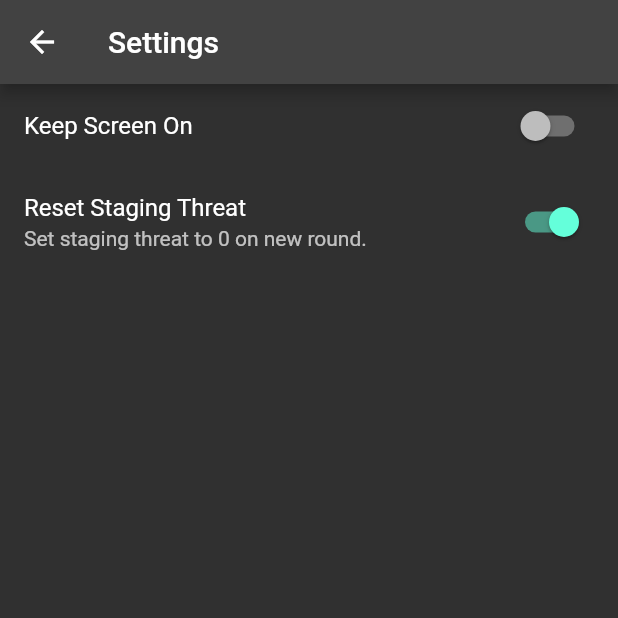
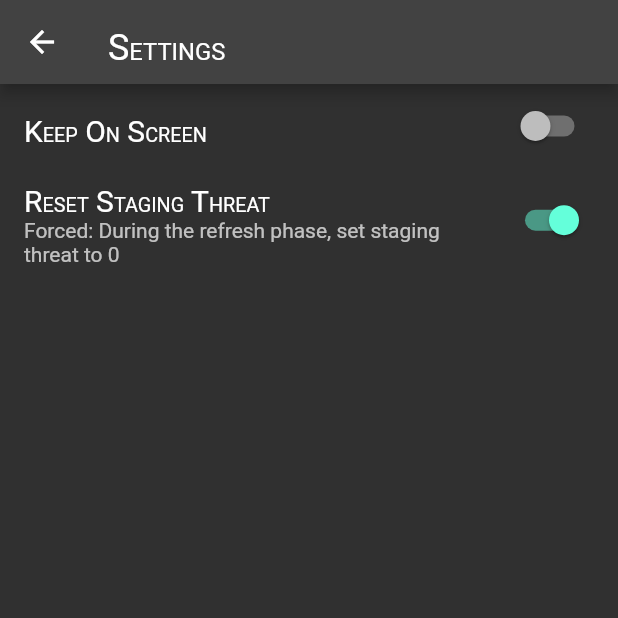
Before and after one commit to Hackmodford/quest_phase, a Flutter app: the SettingsPage screen opened by its route, on a phone screen of 412 x 824 dp, the top half of it. Run offline on Flutter 3.47's test engine with Material 2 defaults, Android fonts, the phone set to English and light mode, and no system bars; our stand-ins replace flutter_hooks, flutter_layout_grid, go_router, hooks_riverpod, shared_preferences, visibility_detector and 1 more; accounts and stored records are empty; Roboto replaces fonts that are missing (TimesNewRoman, Vafthrudnir).

Commit message:
fix font

```diff
--- a/lib/main.dart
+++ b/lib/main.dart
@@ -30,7 +30,7 @@ class MyApp extends ConsumerWidget {
       title: 'Quest Phase',
       debugShowCheckedModeBanner: false,
       theme: ThemeData(
-          fontFamily: FontFamily.timesNewRoman, brightness: Brightness.dark),
+          fontFamily: FontFamily.vafthrudnir, brightness: Brightness.dark),
       routerConfig: router,
     );
   }
--- a/lib/pages/settings_page.dart
+++ b/lib/pages/settings_page.dart
@@ -1,6 +1,8 @@
 import 'package:flutter/material.dart';
 import 'package:hooks_riverpod/hooks_riverpod.dart';
+import 'package:quest_phase/gen/fonts.gen.dart';
 import 'package:quest_phase/providers/settings_providers.dart';
+import 'package:quest_phase/utils/font_utils.dart';
 
 class SettingsPage extends StatelessWidget {
   const SettingsPage({Key? key}) : super(key: key);
@@ -8,16 +10,14 @@ class SettingsPage extends StatelessWidget {
   @override
   Widget build(BuildContext context) {
     return Scaffold(
-      appBar: AppBar(
-        title: const Text('Settings')
-      ),
+      appBar: AppBar(title: buildRichText("Settings", 24),),
       body: SingleChildScrollView(
         child: Column(
           children: [
             Consumer(
               builder: (context, ref, child) {
                 return SwitchListTile(
-                  title: const Text('Keep Screen On'),
+                  title: buildRichText("Keep On Screen", 20),
                   value: ref.watch(settingShouldKeepScreenOnProvider),
                   onChanged: (bool value) => ref
                       .read(settingShouldKeepScreenOnProvider.notifier)
@@ -28,8 +28,11 @@ class SettingsPage extends StatelessWidget {
             Consumer(
               builder: (context, ref, child) {
                 return SwitchListTile(
-                  title: const Text('Reset Staging Threat'),
-                  subtitle: const Text('Set staging threat to 0 on new round.'),
+                  title: buildRichText("Reset Staging Threat", 20),
+                  subtitle: const Text(
+                    'Forced: During the refresh phase, set staging threat to 0',
+                    style: TextStyle(fontFamily: FontFamily.timesNewRoman),
+                  ),
                   value: ref.watch(settingShouldResetStagingThreatProvider),
                   onChanged: (bool value) => ref
                       .read(settingShouldResetStagingThreatProvider.notifier)
--- /dev/null
+++ b/lib/utils/font_utils.dart
@@ -0,0 +1,41 @@
+import 'package:flutter/widgets.dart';
+import 'package:quest_phase/gen/fonts.gen.dart';
+
+Widget buildRichText(String text, double size) {
+  final values = text.toUpperCase().split(' ');
+  final firstLetters = values.map((element) {
+    return TextSpan(
+        text: element.substring(0, 1),
+        style: TextStyle(fontSize: size, fontFamily: FontFamily.vafthrudnir));
+  }).toList();
+  final restOfWords = values.map((element) {
+    var otherHalf = '';
+    if (element.length > 1) {
+      otherHalf = element.substring(1);
+    }
+    final firstChar = element.substring(0, 1);
+    return TextSpan(
+        text: otherHalf,
+        style: TextStyle(
+            fontSize: firstChar.contains(RegExp(r'[A-Z]')) ? size * 0.66 : size, fontFamily: FontFamily.vafthrudnir));
+  }).toList();
+
+  var spans = <TextSpan>[];
+  for (var i = 0; i < firstLetters.length; i++) {
+    if (i == 0) {
+      spans.add(firstLetters[i]);
+    } else {
+      final origText = firstLetters[i].text;
+      final modifiedSpan =
+          TextSpan(text: ' $origText', style: firstLetters[i].style);
+      spans.add(modifiedSpan);
+    }
+    spans.add(restOfWords[i]);
+  }
+  return Padding(
+    padding: EdgeInsets.only(top: size * 0.33),
+    child: RichText(
+      text: TextSpan(children: spans),
+    ),
+  );
+}
--- a/lib/widgets/player_willpower_cell.dart
+++ b/lib/widgets/player_willpower_cell.dart
@@ -5,6 +5,7 @@ import 'package:quest_phase/gen/colors.gen.dart';
 import 'package:quest_phase/gen/fonts.gen.dart';
 import 'package:quest_phase/providers/selected_cell_Provider.dart';
 import 'package:quest_phase/providers/willpower_player_providers.dart';
+import 'package:quest_phase/utils/font_utils.dart';
 import 'package:quest_phase/widgets/cell.dart';
 
 class PlayerWillpowerCell extends HookConsumerWidget {
@@ -45,7 +46,7 @@ class PlayerWillpowerCell extends HookConsumerWidget {
                       fit: BoxFit.scaleDown,
                     ),
                     const SizedBox(width: 4.0,),
-                    Text(name),
+                    buildRichText(name, 15),
                   ],
                 ),
               ),
--- a/lib/widgets/total_progress_cell.dart
+++ b/lib/widgets/total_progress_cell.dart
@@ -3,6 +3,7 @@ import 'package:hooks_riverpod/hooks_riverpod.dart';
 import 'package:quest_phase/gen/colors.gen.dart';
 import 'package:quest_phase/gen/fonts.gen.dart';
 import 'package:quest_phase/providers/progress_total_provider.dart';
+import 'package:quest_phase/utils/font_utils.dart';
 import 'package:quest_phase/widgets/cell.dart';
 import 'package:quest_phase/gen/assets.gen.dart';
 
@@ -29,10 +30,7 @@ class TotalProgressCell extends HookConsumerWidget {
                 const SizedBox(
                   width: 4,
                 ),
-                const Text(
-                  'Total',
-                  style: TextStyle(fontSize: 20),
-                ),
+                buildRichText("Total", 20),
               ],
             ),
             const SizedBox(
--- a/lib/widgets/total_willpower_cell.dart
+++ b/lib/widgets/total_willpower_cell.dart
@@ -4,6 +4,7 @@ import 'package:quest_phase/gen/assets.gen.dart';
 import 'package:quest_phase/gen/colors.gen.dart';
 import 'package:quest_phase/gen/fonts.gen.dart';
 import 'package:quest_phase/providers/willpower_total_provider.dart';
+import 'package:quest_phase/utils/font_utils.dart';
 import 'package:quest_phase/widgets/cell.dart';
 
 class TotalWillpowerCell extends HookConsumerWidget {
@@ -29,10 +30,7 @@ class TotalWillpowerCell extends HookConsumerWidget {
                 const SizedBox(
                   width: 4,
                 ),
-                const Text(
-                  'Total',
-                  style: TextStyle(fontSize: 20),
-                ),
+                buildRichText("Total", 20),
               ],
             ),
             const SizedBox(
```
Also changed, not shown: lib/pages/game_page.dart (+7 -5 lines), lib/pages/new_game_page.dart (+6 -3 lines), lib/widgets/toolbar.dart (+13 -18 lines), 3 other files.
